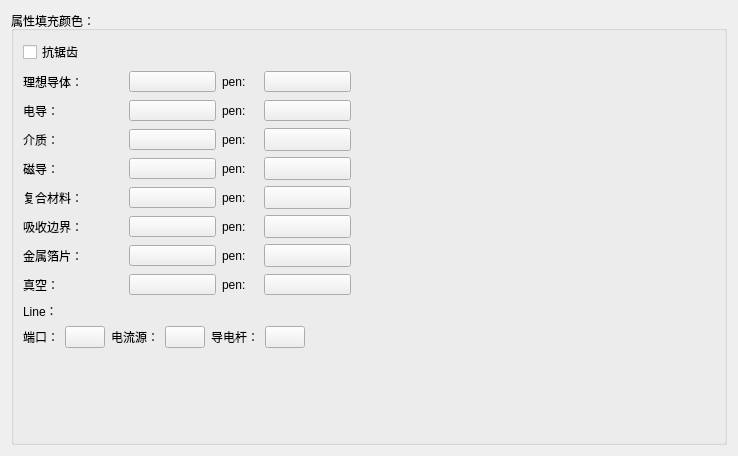
Old version of the form src/DataVisualization/StructConfigWidget.ui in the repository BeQuiet1228/FreeCAD.
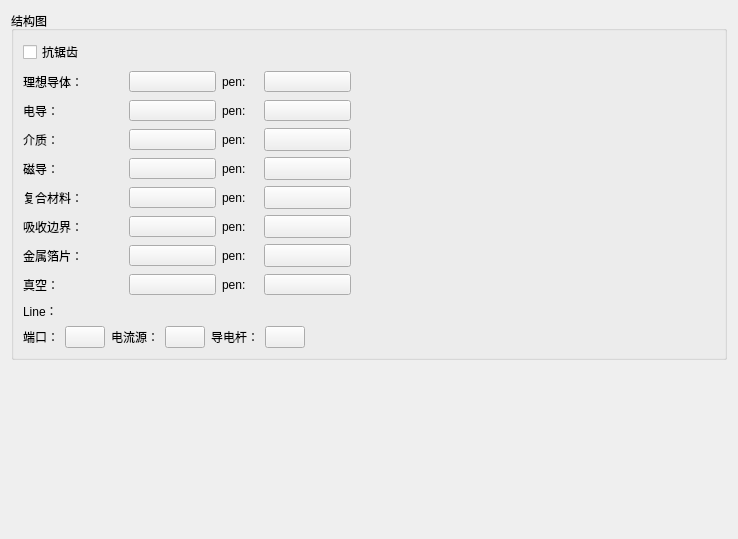
New version of the form. Custom widgets are drawn as their Qt base class.

Commit message: 配置窗口改为一个页面，待拖动条； ArrowCtrl 中处理箭头颜色读取的问题

The edit to the form file:
```diff
--- a/src/DataVisualization/StructConfigWidget.ui
+++ b/src/DataVisualization/StructConfigWidget.ui
@@ -7,19 +7,19 @@
     <x>0</x>
     <y>0</y>
     <width>738</width>
-    <height>456</height>
+    <height>539</height>
    </rect>
   </property>
   <property name="windowTitle">
    <string>Form</string>
   </property>
-  <layout class="QGridLayout" name="gridLayout">
+  <layout class="QGridLayout" name="gridLayout_2">
    <item row="0" column="0">
     <widget class="QGroupBox" name="groupBox_5">
      <property name="minimumSize">
       <size>
        <width>0</width>
-       <height>15</height>
+       <height>347</height>
       </size>
      </property>
      <property name="maximumSize">
@@ -29,9 +29,9 @@
       </size>
      </property>
      <property name="title">
-      <string>属性填充颜色：</string>
+      <string>结构图</string>
      </property>
-     <layout class="QGridLayout" name="gridLayout_6">
+     <layout class="QGridLayout" name="gridLayout">
       <item row="0" column="0">
        <widget class="QCheckBox" name="structcheckBox">
         <property name="text">
@@ -847,21 +847,21 @@
         </item>
        </layout>
       </item>
-      <item row="4" column="1">
-       <spacer name="verticalSpacer_3">
+     </layout>
+    </widget>
+   </item>
+   <item row="1" column="0">
+    <spacer name="verticalSpacer">
         <property name="orientation">
          <enum>Qt::Vertical</enum>
         </property>
         <property name="sizeHint" stdset="0">
          <size>
           <width>20</width>
-          <height>346</height>
+       <height>165</height>
          </size>
         </property>
        </spacer>
-      </item>
-     </layout>
-    </widget>
    </item>
   </layout>
  </widget>
```
Left out of the diff: 4 changed lines with no effect on the pictures. Lines whose indentation alone changed are shown as unchanged. The commit also changes 12 other files.
